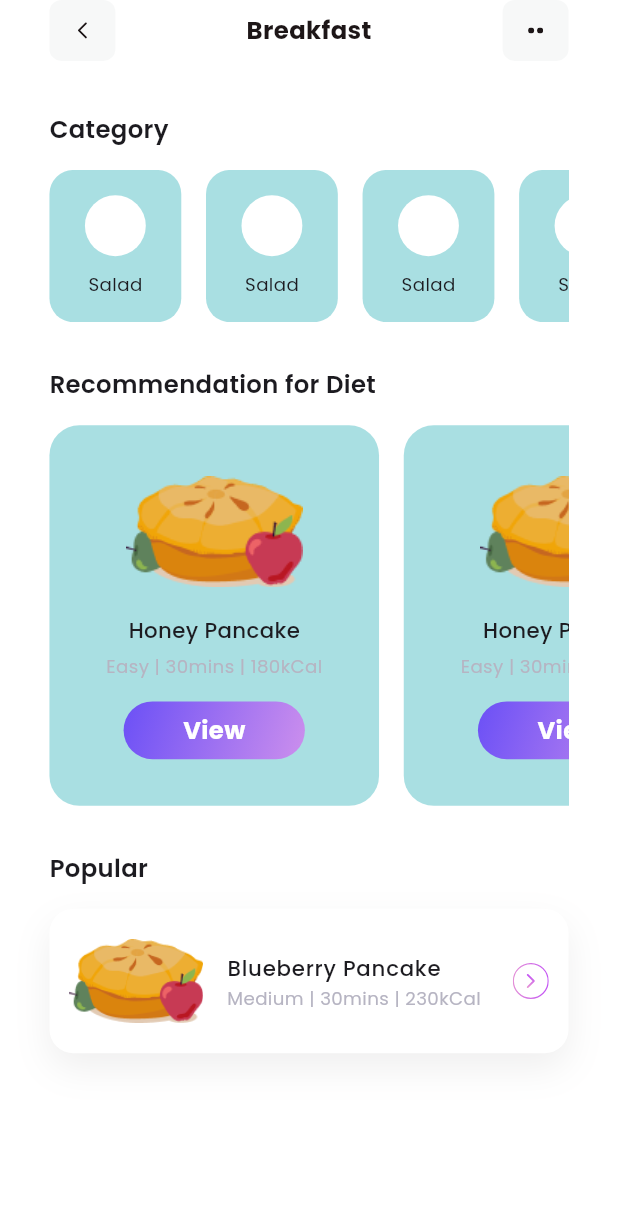
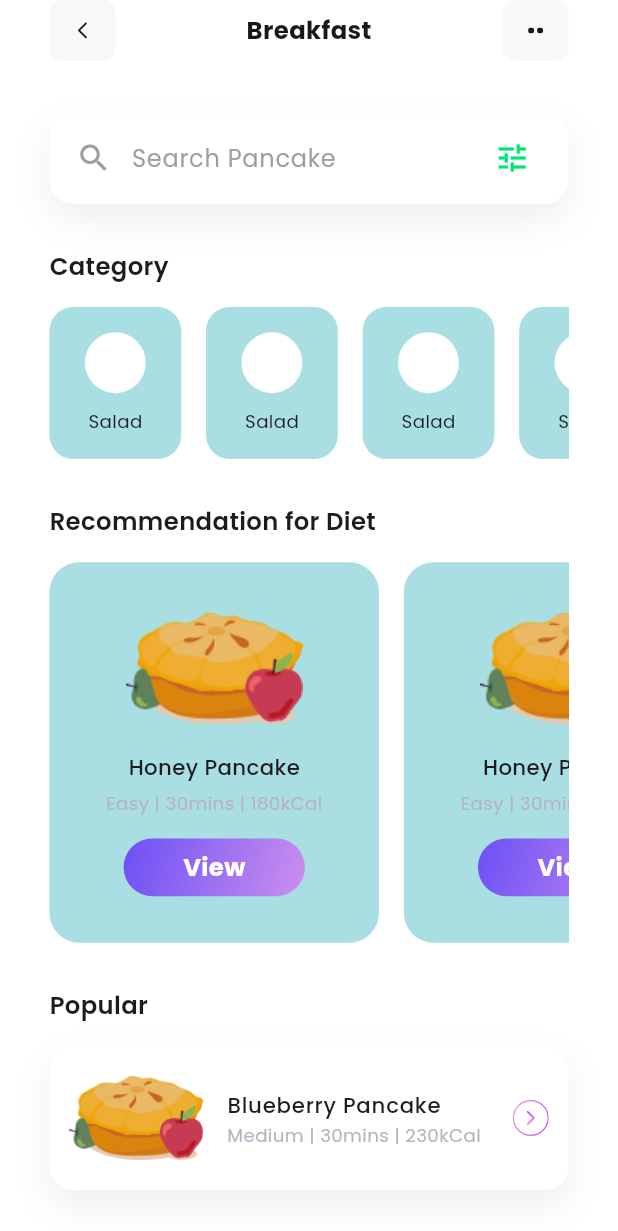
Before and after one commit to aliNassef/FitTrack, a Flutter app: the CategoryMealView screen opened by its route, on a phone screen of 412 x 824 dp. Shown: the top 1231 px of the screen. Run offline on Flutter 3.47's test engine with Material 3 defaults, Android fonts, the phone set to English and light mode, and no system bars; our stand-ins replace carousel_slider, device_preview_plus, dio, dotted_border, easy_localization, fl_chart and 10 more; accounts and stored records are empty; project files that could hold a hidden picture were left out.

Commit message:
feat(meal_planner): add custom search bar to category meal view
Implement the CustomSearchBar widget and integrate it into the CategoryMealView. The search bar includes functionality for text input and a filter button, enhancing the user experience by allowing search and filtering capabilities.

```diff
--- a/lib/features/meal_planner/presentation/view/category_meal_view.dart
+++ b/lib/features/meal_planner/presentation/view/category_meal_view.dart
@@ -5,6 +5,7 @@ import 'package:flutter/material.dart';
 
 import '../../../../core/utils/app_styles.dart';
 import '../widgets/category_list_items.dart';
+import '../widgets/custom_search_bar.dart';
 import '../widgets/popular_meal_item.dart';
 import '../widgets/recommended_meal_list_items.dart';
 
@@ -20,7 +21,8 @@ class CategoryMealView extends StatelessWidget {
           children: [
             const CustomAppBar(title: 'Breakfast'),
             const VerticalSpace(34),
-            // CustomSearchBar(),
+            const CustomSearchBar(),
+            const VerticalSpace(30),
             Text(
               'Category',
               style: AppStyles.semiBold16,
--- a/lib/features/meal_planner/presentation/widgets/custom_search_bar.dart
+++ b/lib/features/meal_planner/presentation/widgets/custom_search_bar.dart
@@ -1,11 +1,65 @@
-
+import 'package:fit_track_app/core/helpers/app_spacer.dart';
 import 'package:flutter/material.dart';
+import 'package:flutter_screenutil/flutter_screenutil.dart';
+import '../../../../core/utils/app_shadows.dart';
 
 class CustomSearchBar extends StatelessWidget {
-  const CustomSearchBar({super.key});
+  final Function(String)? onChanged;
+  final VoidCallback? onFilterTap;
+  final String hintText;
+
+  const CustomSearchBar({
+    super.key,
+    this.onChanged,
+    this.onFilterTap,
+    this.hintText = 'Search Pancake',
+  });
 
   @override
   Widget build(BuildContext context) {
-    return const Placeholder();
+    return Container(
+      height: 60.h,
+      padding: EdgeInsets.symmetric(horizontal: 16.w),
+      decoration: BoxDecoration(
+        color: Colors.white,
+        borderRadius: BorderRadius.circular(16),
+        boxShadow: AppShadows.shadow1,
+      ),
+      child: Row(
+        children: [
+          const Icon(
+            Icons.search,
+            color: Colors.grey,
+            size: 24,
+          ),
+          const HorizontalSpace(12),
+          Expanded(
+            child: TextField(
+              onChanged: onChanged,
+              decoration: InputDecoration(
+                hintText: hintText,
+                hintStyle: const TextStyle(
+                  color: Colors.grey,
+                  fontSize: 16,
+                ),
+                border: InputBorder.none,
+                contentPadding: EdgeInsets.symmetric(vertical: 16.h),
+              ),
+            ),
+          ),
+          GestureDetector(
+            onTap: onFilterTap,
+            child: Container(
+              padding: const EdgeInsets.all(8),
+              child: Icon(
+                Icons.tune,
+                color: Colors.greenAccent.shade400,
+                size: 24,
+              ),
+            ),
+          ),
+        ],
+      ),
+    );
   }
 }
```
Also changed, not shown: 4 other files.
